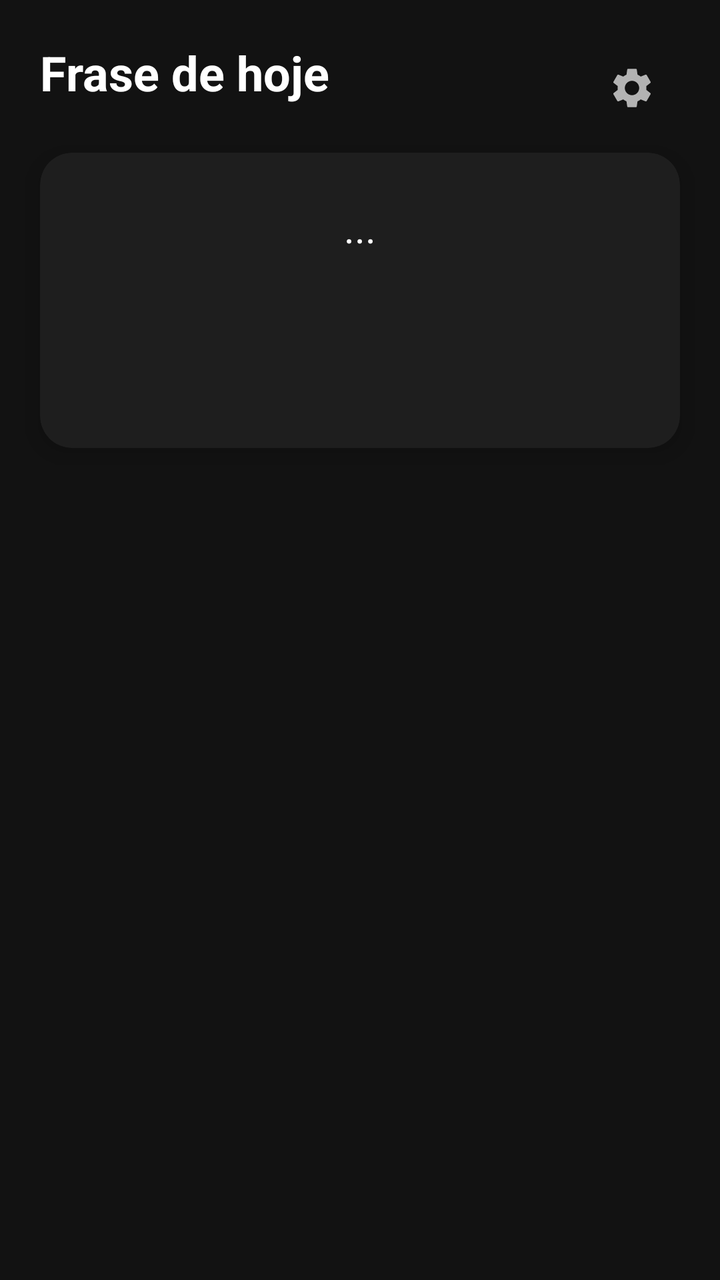
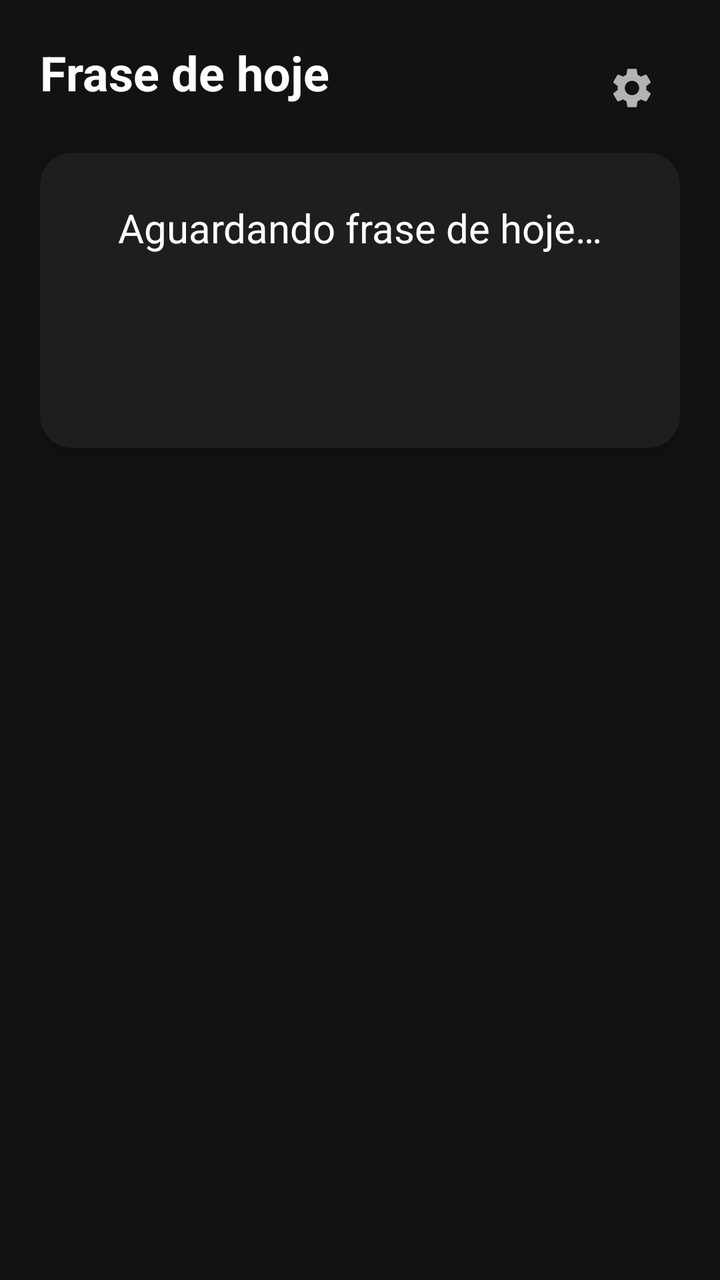

The first picture is an Android layout as it rendered before a commit; the second is the same layout after the commit. The layout source and the unified diff follow.
<!-- AndroidManifest.xml: application theme Theme.MotivadorDiario -->
<!-- res/layout/activity_main.xml -->
<?xml version="1.0" encoding="utf-8"?>
<androidx.constraintlayout.widget.ConstraintLayout xmlns:android="http://schemas.android.com/apk/res/android"
    xmlns:app="http://schemas.android.com/apk/res-auto"
    android:layout_width="match_parent"
    android:layout_height="match_parent"
    android:background="@color/background_primary">

    <TextView
        android:id="@+id/title"
        android:layout_width="0dp"
        android:layout_height="wrap_content"
        android:layout_marginStart="20dp"
        android:layout_marginTop="20dp"
        android:layout_marginEnd="20dp"
        android:text="Frase de hoje"
        android:textColor="@color/text_primary"
        android:textSize="24sp"
        android:textStyle="bold"
        app:layout_constraintEnd_toStartOf="@id/btnSettings"
        app:layout_constraintStart_toStartOf="parent"
        app:layout_constraintTop_toTopOf="parent" />

    <ImageButton
        android:id="@+id/btnSettings"
        android:layout_width="48dp"
        android:layout_height="48dp"
        android:layout_marginTop="20dp"
        android:layout_marginEnd="20dp"
        android:background="?android:attr/selectableItemBackgroundBorderless"
        android:contentDescription="Configuracoes"
        android:src="@drawable/ic_settings"
        android:tint="@color/text_secondary"
        app:layout_constraintEnd_toEndOf="parent"
        app:layout_constraintTop_toTopOf="parent" />

    <androidx.cardview.widget.CardView
        android:id="@+id/phraseCard"
        android:layout_width="0dp"
        android:layout_height="wrap_content"
        android:layout_marginStart="20dp"
        android:layout_marginTop="24dp"
        android:layout_marginEnd="20dp"
        app:cardBackgroundColor="@color/card_background"
        app:cardCornerRadius="16dp"
        app:cardElevation="8dp"
        app:layout_constraintEnd_toEndOf="parent"
        app:layout_constraintStart_toStartOf="parent"
        app:layout_constraintTop_toBottomOf="@id/title">

        <LinearLayout
            android:layout_width="match_parent"
            android:layout_height="wrap_content"
            android:orientation="vertical"
            android:padding="24dp">

            <TextView
                android:id="@+id/phraseText"
                android:layout_width="match_parent"
                android:layout_height="wrap_content"
                android:layout_marginBottom="16dp"
                android:gravity="center"
                android:lineSpacingExtra="6dp"
                android:text="..."
                android:textColor="@color/text_primary"
                android:textSize="20sp"
                android:textStyle="normal" />

            <TextView
                android:id="@+id/phraseAuthor"
                android:layout_width="match_parent"
                android:layout_height="wrap_content"
                android:layout_marginBottom="8dp"
                android:gravity="center"
                android:text=""
                android:textColor="@color/text_secondary"
                android:textSize="16sp"
                android:textStyle="italic" />

            <TextView
                android:id="@+id/phraseMeta"
                android:layout_width="match_parent"
                android:layout_height="wrap_content"
                android:gravity="center"
                android:padding="4dp"
                android:text=""
                android:textColor="@color/text_secondary"
                android:textSize="14sp"
                android:textStyle="bold" />

        </LinearLayout>

    </androidx.cardview.widget.CardView>

    <TextView
        android:id="@+id/btnRefresh"
        android:layout_width="0dp"
        android:layout_height="wrap_content"
        android:layout_marginStart="20dp"
        android:layout_marginTop="24dp"
        android:layout_marginEnd="20dp"
        android:background="?android:attr/selectableItemBackground"
        android:gravity="center"
        android:padding="12dp"
        android:text="Sincronizar agora"
        android:textColor="@color/accent_color"
        android:textSize="16sp"
        android:textStyle="bold"
        android:visibility="gone"
        app:layout_constraintEnd_toEndOf="parent"
        app:layout_constraintStart_toStartOf="parent"
        app:layout_constraintTop_toBottomOf="@id/phraseCard" />

    <TextView
        android:id="@+id/syncStatus"
        android:layout_width="0dp"
        android:layout_height="wrap_content"
        android:layout_marginStart="20dp"
        android:layout_marginTop="12dp"
        android:layout_marginEnd="20dp"
        android:text=""
        android:textAlignment="center"
        android:textColor="@color/text_secondary"
        android:textSize="13sp"
        android:visibility="gone"
        app:layout_constraintEnd_toEndOf="parent"
        app:layout_constraintStart_toStartOf="parent"
        app:layout_constraintTop_toBottomOf="@id/btnRefresh" />

    <TextView
        android:id="@+id/historyTitle"
        android:layout_width="0dp"
        android:layout_height="wrap_content"
        android:layout_marginStart="20dp"
        android:layout_marginTop="32dp"
        android:layout_marginEnd="20dp"
        android:text="Mais cedo hoje"
        android:textColor="@color/text_primary"
        android:textSize="18sp"
        android:textStyle="bold"
        android:visibility="gone"
        app:layout_constraintEnd_toEndOf="parent"
        app:layout_constraintStart_toStartOf="parent"
        app:layout_constraintTop_toBottomOf="@id/syncStatus" />

    <androidx.recyclerview.widget.RecyclerView
        android:id="@+id/historyList"
        android:layout_width="0dp"
        android:layout_height="0dp"
        android:layout_marginStart="20dp"
        android:layout_marginTop="12dp"
        android:layout_marginEnd="20dp"
        android:layout_marginBottom="20dp"
        app:layout_constraintBottom_toBottomOf="parent"
        app:layout_constraintEnd_toEndOf="parent"
        app:layout_constraintStart_toStartOf="parent"
        app:layout_constraintTop_toBottomOf="@id/historyTitle" />

</androidx.constraintlayout.widget.ConstraintLayout>
<!-- resources referenced by this layout -->
<resources>
  <color name="accent_color">#BB86FC</color>
  <color name="background_primary">#121212</color>
  <color name="card_background">#1E1E1E</color>
  <color name="text_primary">#FFFFFF</color>
  <color name="text_secondary">#B3B3B3</color>
  <!-- drawable ic_settings (drawable) -->
  <vector xmlns:android="http://schemas.android.com/apk/res/android"
      android:width="24dp"
      android:height="24dp"
      android:viewportWidth="24"
      android:viewportHeight="24"
      android:tint="?attr/colorOnSurface">
    <path
        android:fillColor="@android:color/white"
        android:pathData="M19.14,12.94c0.04,-0.3 0.06,-0.61 0.06,-0.94c0,-0.32 -0.02,-0.64 -0.07,-0.94l2.03,-1.58c0.18,-0.14 0.23,-0.41 0.12,-0.61l-1.92,-3.32c-0.12,-0.22 -0.37,-0.29 -0.59,-0.22l-2.39,0.96c-0.5,-0.38 -1.03,-0.7 -1.62,-0.94L14.4,2.81c-0.04,-0.24 -0.24,-0.41 -0.48,-0.41h-3.84c-0.24,0 -0.43,0.17 -0.47,0.41L9.25,5.35C8.66,5.59 8.12,5.92 7.63,6.29L5.24,5.33c-0.22,-0.08 -0.47,0 -0.59,0.22L2.74,8.87C2.62,9.08 2.66,9.34 2.86,9.48l2.03,1.58C4.84,11.36 4.8,11.69 4.8,12s0.02,0.64 0.07,0.94l-2.03,1.58c-0.18,0.14 -0.23,0.41 -0.12,0.61l1.92,3.32c0.12,0.22 0.37,0.29 0.59,0.22l2.39,-0.96c0.5,0.38 1.03,0.7 1.62,0.94l0.36,2.54c0.05,0.24 0.24,0.41 0.48,0.41h3.84c0.24,0 0.44,-0.17 0.47,-0.41l0.36,-2.54c0.59,-0.24 1.13,-0.56 1.62,-0.94l2.39,0.96c0.22,0.08 0.47,0 0.59,-0.22l1.92,-3.32c0.12,-0.22 0.07,-0.47 -0.12,-0.61L19.14,12.94zM12,15.6c-1.98,0 -3.6,-1.62 -3.6,-3.6s1.62,-3.6 3.6,-3.6s3.6,1.62 3.6,3.6S13.98,15.6 12,15.6z"/>
  </vector>
  <style name="Theme.MotivadorDiario" parent="Theme.Material3.DayNight.NoActionBar">
          <item name="android:statusBarColor">?attr/colorSurface</item>
          <item name="android:navigationBarColor">?attr/colorSurface</item>
      </style>
</resources>

<!-- the commit's change to res/layout/activity_main.xml (unified diff, before → after) -->
@@ -12,7 +12,7 @@
         android:layout_marginStart="20dp"
         android:layout_marginTop="20dp"
         android:layout_marginEnd="20dp"
-        android:text="Frase de hoje"
+        android:text="@string/title_today_phrase"
         android:textColor="@color/text_primary"
         android:textSize="24sp"
         android:textStyle="bold"
@@ -27,7 +27,7 @@
         android:layout_marginTop="20dp"
         android:layout_marginEnd="20dp"
         android:background="?android:attr/selectableItemBackgroundBorderless"
-        android:contentDescription="Configuracoes"
+        android:contentDescription="@string/cd_settings"
         android:src="@drawable/ic_settings"
         android:tint="@color/text_secondary"
         app:layout_constraintEnd_toEndOf="parent"
@@ -60,7 +60,7 @@
                 android:layout_marginBottom="16dp"
                 android:gravity="center"
                 android:lineSpacingExtra="6dp"
-                android:text="..."
+                android:text="@string/phrase_waiting"
                 android:textColor="@color/text_primary"
                 android:textSize="20sp"
                 android:textStyle="normal" />
@@ -91,17 +91,16 @@
 
     </androidx.cardview.widget.CardView>
 
-    <TextView
+    
+    <com.google.android.material.button.MaterialButton
         android:id="@+id/btnRefresh"
+        style="@style/Widget.Material3.Button.TextButton"
         android:layout_width="0dp"
         android:layout_height="wrap_content"
         android:layout_marginStart="20dp"
-        android:layout_marginTop="24dp"
+        android:layout_marginTop="16dp"
         android:layout_marginEnd="20dp"
-        android:background="?android:attr/selectableItemBackground"
-        android:gravity="center"
-        android:padding="12dp"
-        android:text="Sincronizar agora"
+        android:text="@string/btn_sync"
         android:textColor="@color/accent_color"
         android:textSize="16sp"
         android:textStyle="bold"
@@ -115,7 +114,7 @@
         android:layout_width="0dp"
         android:layout_height="wrap_content"
         android:layout_marginStart="20dp"
-        android:layout_marginTop="12dp"
+        android:layout_marginTop="8dp"
         android:layout_marginEnd="20dp"
         android:text=""
         android:textAlignment="center"
@@ -133,7 +132,7 @@
         android:layout_marginStart="20dp"
         android:layout_marginTop="32dp"
         android:layout_marginEnd="20dp"
-        android:text="Mais cedo hoje"
+        android:text="@string/history_title"
         android:textColor="@color/text_primary"
         android:textSize="18sp"
         android:textStyle="bold"
<!-- resource entries referenced after the edit -->
@@ -16,6 +16,11 @@
         android:fillColor="@android:color/white"
         android:pathData="M19.14,12.94c0.04,-0.3 0.06,-0.61 0.06,-0.94c0,-0.32 -0.02,-0.64 -0.07,-0.94l2.03,-1.58c0.18,-0.14 0.23,-0.41 0.12,-0.61l-1.92,-3.32c-0.12,-0.22 -0.37,-0.29 -0.59,-0.22l-2.39,0.96c-0.5,-0.38 -1.03,-0.7 -1.62,-0.94L14.4,2.81c-0.04,-0.24 -0.24,-0.41 -0.48,-0.41h-3.84c-0.24,0 -0.43,0.17 -0.47,0.41L9.25,5.35C8.66,5.59 8.12,5.92 7.63,6.29L5.24,5.33c-0.22,-0.08 -0.47,0 -0.59,0.22L2.74,8.87C2.62,9.08 2.66,9.34 2.86,9.48l2.03,1.58C4.84,11.36 4.8,11.69 4.8,12s0.02,0.64 0.07,0.94l-2.03,1.58c-0.18,0.14 -0.23,0.41 -0.12,0.61l1.92,3.32c0.12,0.22 0.37,0.29 0.59,0.22l2.39,-0.96c0.5,0.38 1.03,0.7 1.62,0.94l0.36,2.54c0.05,0.24 0.24,0.41 0.48,0.41h3.84c0.24,0 0.44,-0.17 0.47,-0.41l0.36,-2.54c0.59,-0.24 1.13,-0.56 1.62,-0.94l2.39,0.96c0.22,0.08 0.47,0 0.59,-0.22l1.92,-3.32c0.12,-0.22 0.07,-0.47 -0.12,-0.61L19.14,12.94zM12,15.6c-1.98,0 -3.6,-1.62 -3.6,-3.6s1.62,-3.6 3.6,-3.6s3.6,1.62 3.6,3.6S13.98,15.6 12,15.6z"/>
   </vector>
+  <string name="btn_sync">Sincronizar agora</string>
+  <string name="cd_settings">Configurações</string>
+  <string name="history_title">Mais cedo hoje</string>
+  <string name="phrase_waiting">Aguardando frase de hoje…</string>
+  <string name="title_today_phrase">Frase de hoje</string>
   <style name="Theme.MotivadorDiario" parent="Theme.Material3.DayNight.NoActionBar">
           <item name="android:statusBarColor">?attr/colorSurface</item>
           <item name="android:navigationBarColor">?attr/colorSurface</item>
